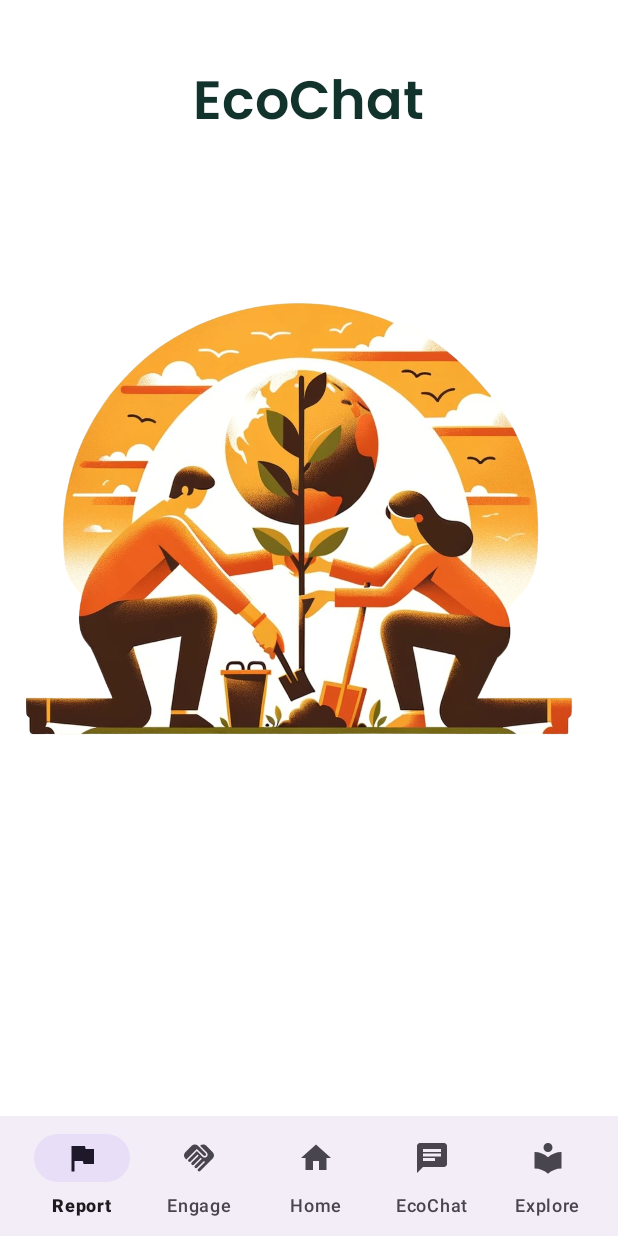
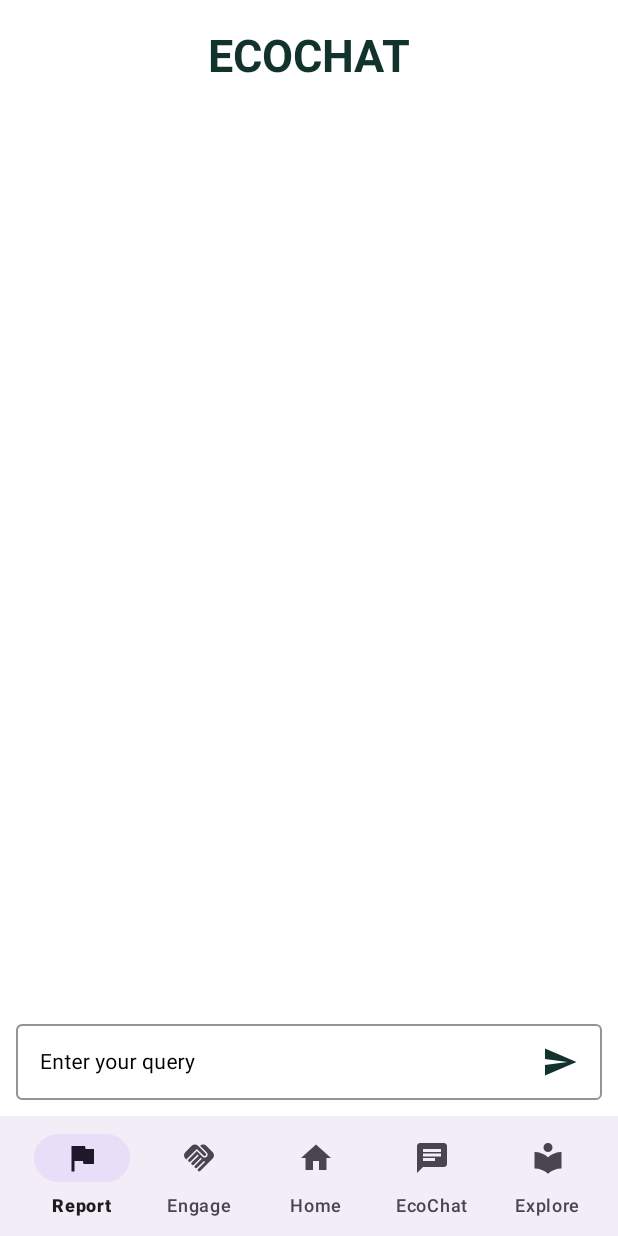
Before and after one commit to imane0x/EcoQ, an Android app: the fragment EcoChatFragment placed in its activity, on a phone screen of 412 x 824 dp. Run offline under Robolectric (Android 15) with nearby library versions, the phone set to English and light mode, and no system bars; our stand-ins replace Volley; Roboto replaces fonts that are not available here.

Commit message:
modify ecochat fragment

```diff
--- a/app/build.gradle.kts
+++ b/app/build.gradle.kts
@@ -37,6 +37,9 @@ android {
 
 dependencies {
 
+    implementation("androidx.core:core-ktx:1.12.0")
+    implementation("com.android.volley:volley:1.2.1")
+
     //noinspection GradleCompatible
     implementation ("androidx.appcompat:appcompat:1.1.0")
     //implementation("androidx.appcompat:appcompat:1.6.1")
--- a/app/src/main/AndroidManifest.xml
+++ b/app/src/main/AndroidManifest.xml
@@ -6,7 +6,7 @@
 
     <uses-permission android:name="android.permission.ACCESS_COARSE_LOCATION" />
     <uses-permission android:name="android.permission.ACCESS_FINE_LOCATION" />
-
+    <uses-permission android:name="android.permission.ACCESS_NETWORK_STATE"/>
     <application
         android:allowBackup="true"
         android:dataExtractionRules="@xml/data_extraction_rules"
--- a/app/src/main/java/com/euromedcompany/orderfood/EcoChatFragment.java
+++ b/app/src/main/java/com/euromedcompany/orderfood/EcoChatFragment.java
@@ -1,18 +1,134 @@
 package com.euromedcompany.orderfood;
 
+//import android.os.Bundle;
+//
+//import androidx.fragment.app.Fragment;
+//
+//import android.view.LayoutInflater;
+//import android.view.View;
+//import android.view.ViewGroup;
+//
+//public class EcoChatFragment extends Fragment {
+//    @Override
+//    public View onCreateView(LayoutInflater inflater, ViewGroup container,
+//                             Bundle savedInstanceState) {
+//        // Inflate the layout for this fragment
+//        return inflater.inflate(R.layout.fragment_ecochat, container, false);
+//    }
+//}
+
+
+
 import android.os.Bundle;
-
-import androidx.fragment.app.Fragment;
-
+import android.view.KeyEvent;
 import android.view.LayoutInflater;
 import android.view.View;
 import android.view.ViewGroup;
+import android.view.inputmethod.EditorInfo;
+import android.widget.EditText;
+import android.widget.Toast;
+
+import androidx.annotation.NonNull;
+import androidx.annotation.Nullable;
+import androidx.fragment.app.Fragment;
+import androidx.recyclerview.widget.LinearLayoutManager;
+import androidx.recyclerview.widget.RecyclerView;
+
+import com.android.volley.DefaultRetryPolicy;
+import com.android.volley.Request;
+import com.android.volley.RequestQueue;
+import com.android.volley.toolbox.JsonObjectRequest;
+import com.android.volley.toolbox.Volley;
+
+import org.json.JSONException;
+import org.json.JSONObject;
+
+import java.util.ArrayList;
+import java.util.HashMap;
+import java.util.Map;
 
 public class EcoChatFragment extends Fragment {
+
+    private EditText queryEdt;
+    private RecyclerView messageRV;
+    private MessageAdapter messageRVAdapter;
+    private ArrayList<MessageModel> messageList;
+    private String url = "https://api.openai.com/v1/completions";
+
+    @Nullable
     @Override
-    public View onCreateView(LayoutInflater inflater, ViewGroup container,
-                             Bundle savedInstanceState) {
-        // Inflate the layout for this fragment
-        return inflater.inflate(R.layout.fragment_ecochat, container, false);
+    public View onCreateView(@NonNull LayoutInflater inflater, @Nullable ViewGroup container, @Nullable Bundle savedInstanceState) {
+        View rootView = inflater.inflate(R.layout.fragment_ecochat, container, false);
+        queryEdt = rootView.findViewById(R.id.idEdtQuery);
+        messageRV = rootView.findViewById(R.id.idRVMessages);
+        messageList = new ArrayList<>();
+        messageRVAdapter = new MessageAdapter(messageList);
+
+        LinearLayoutManager layoutManager = new LinearLayoutManager(requireContext());
+        messageRV.setLayoutManager(layoutManager);
+        messageRV.setAdapter(messageRVAdapter);
+
+        queryEdt.setOnEditorActionListener((textView, actionId, keyEvent) -> {
+            if (actionId == EditorInfo.IME_ACTION_SEND || (keyEvent != null && keyEvent.getKeyCode() == KeyEvent.KEYCODE_ENTER)) {
+                if (queryEdt.getText().toString().length() > 0) {
+                    messageList.add(new MessageModel(queryEdt.getText().toString(), "user"));
+                    messageRVAdapter.notifyDataSetChanged();
+                    getResponse(queryEdt.getText().toString());
+                } else {
+                    Toast.makeText(requireContext(), "Please enter your query..", Toast.LENGTH_SHORT).show();
+                }
+                return true;
+            }
+            return false;
+        });
+
+        return rootView;
+    }
+
+    private void getResponse(String query) {
+        queryEdt.setText("");
+        RequestQueue queue = Volley.newRequestQueue(requireContext());
+        JSONObject jsonObject = new JSONObject();
+
+        try {
+            jsonObject.put("model", "text-davinci-003");
+            jsonObject.put("prompt", query);
+            jsonObject.put("temperature", 0);
+            jsonObject.put("max_tokens", 100);
+            jsonObject.put("top_p", 1);
+            jsonObject.put("frequency_penalty", 0.0);
+            jsonObject.put("presence_penalty", 0.0);
+        } catch (JSONException e) {
+            e.printStackTrace();
+        }
+
+        JsonObjectRequest postRequest = new JsonObjectRequest(Request.Method.POST, url, jsonObject,
+                response -> {
+                    try {
+                        String responseMsg = response.getJSONArray("choices")
+                                .getJSONObject(0)
+                                .getString("text");
+                        messageList.add(new MessageModel(responseMsg, "bot"));
+                        messageRVAdapter.notifyDataSetChanged();
+                    } catch (JSONException e) {
+                        e.printStackTrace();
+                    }
+                },
+                error -> Toast.makeText(requireContext(), "Fail to get response..", Toast.LENGTH_SHORT).show()) {
+            @Override
+            public Map<String, String> getHeaders() {
+                Map<String, String> params = new HashMap<>();
+                params.put("Content-Type", "application/json");
+                params.put("Authorization", "Bearer add your API key");
+                return params;
+            }
+        };
+
+        postRequest.setRetryPolicy(new DefaultRetryPolicy(
+                50000,
+                DefaultRetryPolicy.DEFAULT_MAX_RETRIES,
+                DefaultRetryPolicy.DEFAULT_BACKOFF_MULT));
+
+        queue.add(postRequest);
     }
 }
--- a/app/src/main/res/drawable/baseline_send_24.xml
+++ b/app/src/main/res/drawable/baseline_send_24.xml
@@ -1,5 +1,5 @@
 <vector android:autoMirrored="true" android:height="24dp"
-    android:tint="#FFFFFF" android:viewportHeight="24"
+    android:tint="#000000" android:viewportHeight="24"
     android:viewportWidth="24" android:width="24dp" xmlns:android="http://schemas.android.com/apk/res/android">
     <path android:fillColor="@android:color/white" android:pathData="M2.01,21L23,12 2.01,3 2,10l15,2 -15,2z"/>
 </vector>
--- a/app/src/main/res/layout/fragment_ecochat.xml
+++ b/app/src/main/res/layout/fragment_ecochat.xml
@@ -5,30 +5,53 @@
     xmlns:tools="http://schemas.android.com/tools"
     android:layout_width="match_parent"
     android:layout_height="match_parent"
-    android:orientation="vertical">
-
-    <!-- White background View -->
-    <View
-        android:layout_width="match_parent"
-        android:layout_height="match_parent"
-        android:background="@android:color/white"/>
+    android:background="@android:color/white">
 
     <TextView
+        android:id="@+id/idTxtTitle"
         android:layout_width="wrap_content"
         android:layout_height="wrap_content"
-        android:id="@+id/ecoChatTitle"
-        android:text="EcoChat"
-        android:textSize="36sp"
-        android:layout_marginTop="40dp"
-        android:fontFamily="@font/poppins_semibold"
+        android:text="ECOCHAT"
+        android:textSize="30sp"
+        android:textStyle="bold"
         android:textColor="@color/green_trees"
-        android:layout_centerHorizontal="true"/>
+        android:layout_centerHorizontal="true"
+        android:layout_marginTop="16dp" />
 
-    <ImageView
-        android:layout_width="500dp"
-        android:layout_height="500dp"
-        android:id="@+id/videoImage"
-        android:layout_below="@id/ecoChatTitle"
-        android:src="@drawable/engage_slide"/>
+    <androidx.recyclerview.widget.RecyclerView
+        android:id="@+id/idRVMessages"
+        android:layout_width="match_parent"
+        android:layout_above="@id/idTILQuery"
+        android:layout_below="@id/idTxtTitle"
+        android:layout_height="match_parent" />
+
+    <com.google.android.material.textfield.TextInputLayout
+        android:id="@+id/idTILQuery"
+        android:layout_width="match_parent"
+        android:layout_height="wrap_content"
+        style ="@style/TextinputLayoutStyle"
+        android:layout_alignParentBottom="true"
+        android:layout_margin="5dp"
+        android:hint="Enter your query"
+        android:padding="5dp"
+        android:textColorHint="@color/black"
+        app:hintTextColor="@color/black">
+
+        <com.google.android.material.textfield.TextInputEditText
+            android:id="@+id/idEdtQuery"
+            android:layout_width="match_parent"
+            android:layout_height="wrap_content"
+            android:drawableEnd="@drawable/baseline_send_24"
+            android:drawableTint="@color/green_trees"
+            android:ems="10"
+            android:imeOptions="actionSend"
+            android:importantForAutofill="no"
+            android:inputType="text"
+            android:gravity="start|center_vertical"
+            android:textColor="@color/black"
+            android:textColorHint="@color/black"
+            android:textSize="14sp"
+            android:layout_marginBottom="80sp"/>
+    </com.google.android.material.textfield.TextInputLayout>
 
 </RelativeLayout>
--- a/app/src/main/res/values/themes.xml
+++ b/app/src/main/res/values/themes.xml
@@ -46,4 +46,8 @@
         <item name="android:statusBarColor">?attr/colorPrimaryVariant</item>
         <!-- Customize your theme here. -->
     </style>
+    <style name="TextinputLayoutStyle" parent="Widget.MaterialComponents.TextInputLayout.OutlinedBox.Dense">
+        <item name="boxStrokeColor">#296D98</item>
+        <item name="boxStrokeWidth">1dp</item>
+    </style>
 </resources>
```
Also changed, not shown: app/src/main/java/com/euromedcompany/orderfood/MainActivityCard.java (+12 -1 lines), app/src/main/java/com/euromedcompany/orderfood/MessageAdapter.java (added, +86 -0 lines), app/src/main/java/com/euromedcompany/orderfood/MessageModel.java (added, +27 -0 lines), app/src/main/res/layout/bot_message_item.xml (added, +35 -0 lines), app/src/main/res/layout/user_message_item.xml (added, +33 -0 lines).
